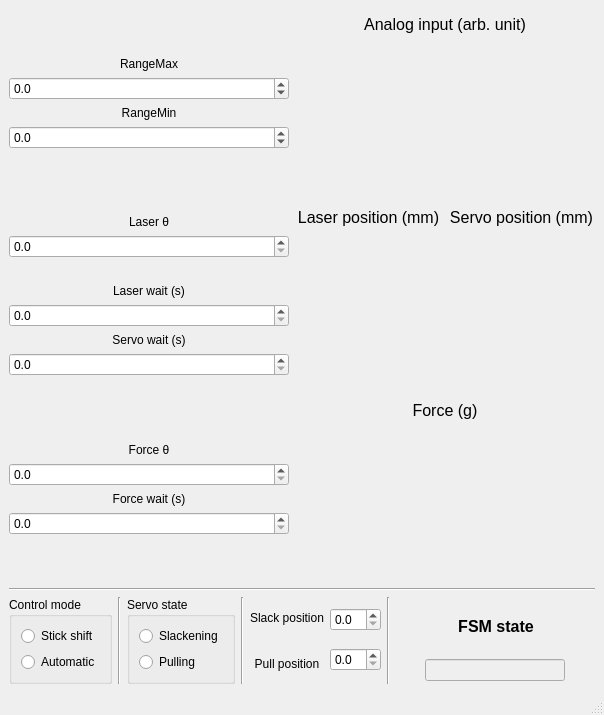
goatsofnaxos/VBAcmd, file VBAcmd.ui: the form before one commit.
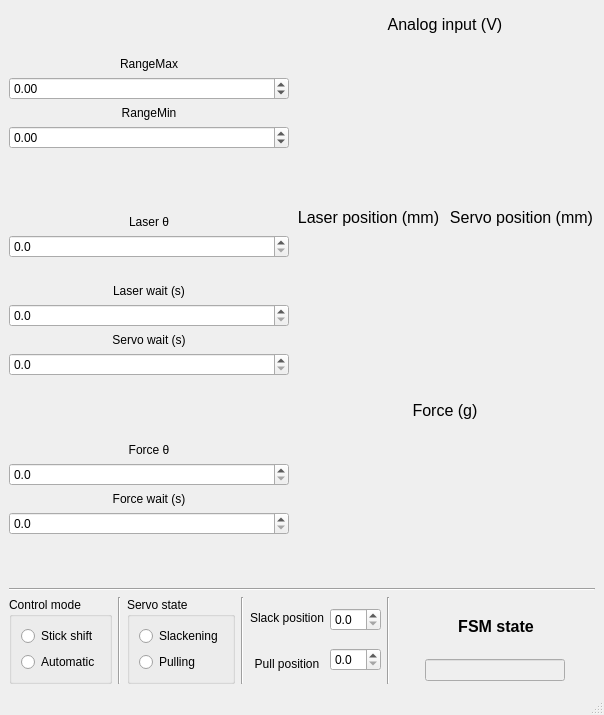
The form after the commit. Custom widgets are drawn as their Qt base class.

What changed in the file:
```diff
--- a/VBAcmd.ui
+++ b/VBAcmd.ui
@@ -54,7 +54,7 @@
         <item>
          <widget class="QDoubleSpinBox" name="aiRangeMaxSpinBox">
           <property name="decimals">
-           <number>1</number>
+           <number>2</number>
           </property>
           <property name="minimum">
            <double>-20.000000000000000</double>
@@ -80,7 +80,7 @@
         <item>
          <widget class="QDoubleSpinBox" name="aiRangeMinSpinBox">
           <property name="decimals">
-           <number>1</number>
+           <number>2</number>
           </property>
           <property name="minimum">
            <double>-20.000000000000000</double>
@@ -122,7 +122,7 @@
              </font>
             </property>
             <property name="text">
-             <string>Analog input (arb. unit)</string>
+             <string>Analog input (V)</string>
             </property>
             <property name="alignment">
              <set>Qt::AlignCenter</set>
```
Left out of the diff: 1 changed line with no effect on the pictures.
